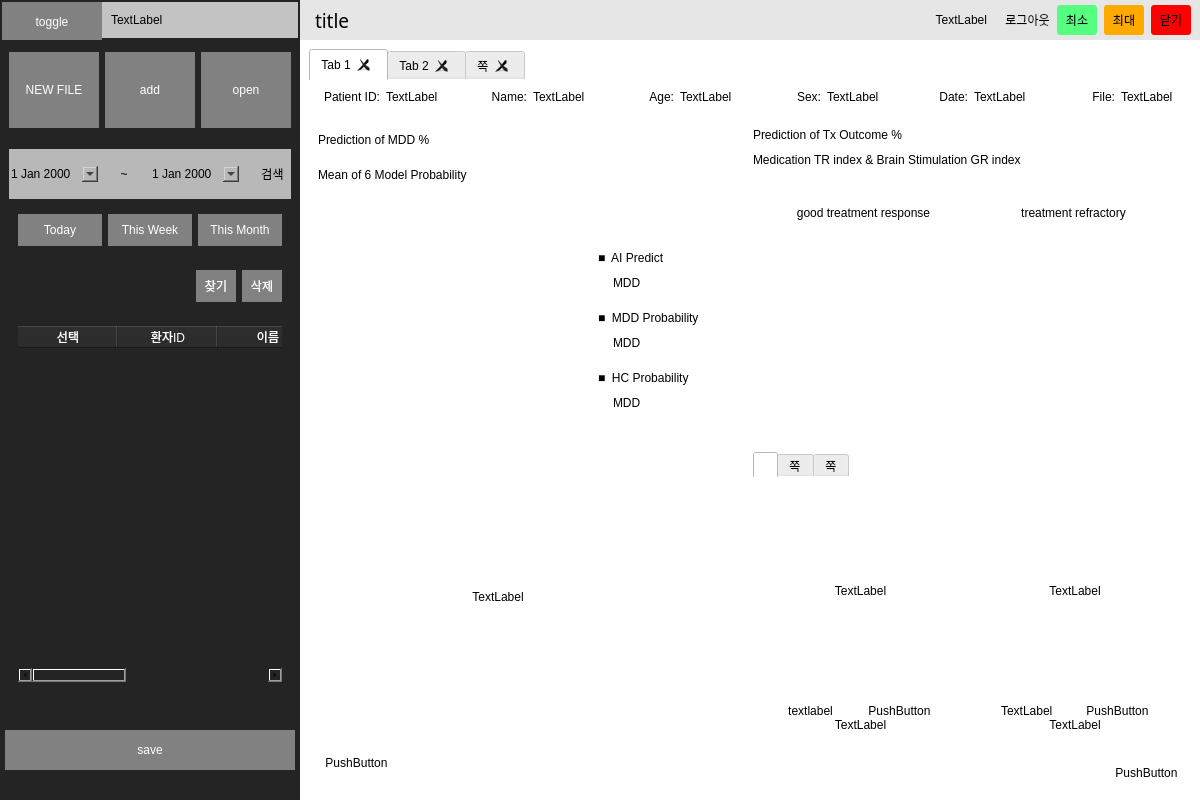
First picture: the form in ui/main.ui, repository youngwookSong/bwave_gui, before the edit.
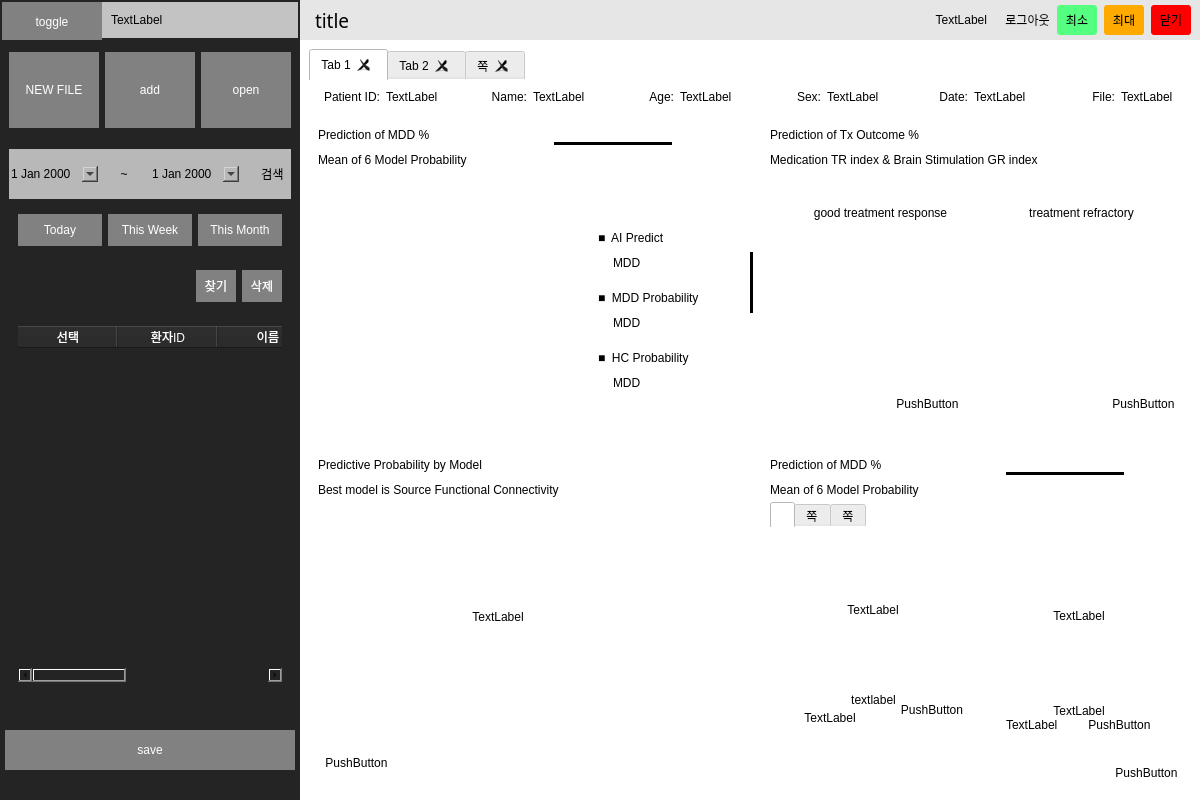
Second picture: the form after the edit. Icons and pictures are not drawn.

Patch:
```diff
--- a/ui/main.ui
+++ b/ui/main.ui
@@ -1546,6 +1546,9 @@
                         <enum>QFrame::Raised</enum>
                        </property>
                        <layout class="QHBoxLayout" name="horizontalLayout_5">
+                        <property name="spacing">
+                         <number>0</number>
+                        </property>
                         <item>
                          <widget class="QFrame" name="frame_9">
                           <property name="frameShape">
@@ -1589,7 +1592,7 @@
                                <number>0</number>
                               </property>
                               <property name="rightMargin">
-                               <number>10</number>
+                               <number>0</number>
                               </property>
                               <property name="bottomMargin">
                                <number>0</number>
@@ -1599,7 +1602,7 @@
                                 <property name="maximumSize">
                                  <size>
                                   <width>16777215</width>
-                                  <height>70</height>
+                                  <height>50</height>
                                  </size>
                                 </property>
                                 <property name="frameShape">
@@ -1676,6 +1679,22 @@
                                    <property name="frameShadow">
                                     <enum>QFrame::Raised</enum>
                                    </property>
+                                   <widget class="Line" name="line">
+                                    <property name="geometry">
+                                     <rect>
+                                      <x>30</x>
+                                      <y>20</y>
+                                      <width>118</width>
+                                      <height>3</height>
+                                     </rect>
+                                    </property>
+                                    <property name="styleSheet">
+                                     <string notr="true">background-color: rgb(0, 0, 0);</string>
+                                    </property>
+                                    <property name="orientation">
+                                     <enum>Qt::Horizontal</enum>
+                                    </property>
+                                   </widget>
                                   </widget>
                                  </item>
                                 </layout>
@@ -1796,12 +1815,99 @@
                                 </widget>
                                </widget>
                               </item>
+                              <item>
+                               <widget class="QFrame" name="frame_59">
+                                <property name="maximumSize">
+                                 <size>
+                                  <width>16777215</width>
+                                  <height>50</height>
+                                 </size>
+                                </property>
+                                <property name="frameShape">
+                                 <enum>QFrame::StyledPanel</enum>
+                                </property>
+                                <property name="frameShadow">
+                                 <enum>QFrame::Raised</enum>
+                                </property>
+                                <layout class="QHBoxLayout" name="horizontalLayout_6">
+                                 <property name="spacing">
+                                  <number>0</number>
+                                 </property>
+                                 <property name="leftMargin">
+                                  <number>0</number>
+                                 </property>
+                                 <property name="topMargin">
+                                  <number>0</number>
+                                 </property>
+                                 <property name="rightMargin">
+                                  <number>0</number>
+                                 </property>
+                                 <property name="bottomMargin">
+                                  <number>0</number>
+                                 </property>
+                                 <item>
+                                  <widget class="QFrame" name="frame_60">
+                                   <property name="frameShape">
+                                    <enum>QFrame::StyledPanel</enum>
+                                   </property>
+                                   <property name="frameShadow">
+                                    <enum>QFrame::Raised</enum>
+                                   </property>
+                                   <layout class="QVBoxLayout" name="verticalLayout_42">
+                                    <property name="spacing">
+                                     <number>0</number>
+                                    </property>
+                                    <property name="leftMargin">
+                                     <number>0</number>
+                                    </property>
+                                    <property name="topMargin">
+                                     <number>0</number>
+                                    </property>
+                                    <property name="rightMargin">
+                                     <number>0</number>
+                                    </property>
+                                    <property name="bottomMargin">
+                                     <number>0</number>
+                                    </property>
+                                    <item>
+                                     <widget class="QLabel" name="label_12">
+                                      <property name="styleSheet">
+                                       <string notr="true">font: 63 18pt &quot;Segoe UI Semibold&quot;;</string>
+                                      </property>
+                                      <property name="text">
+                                       <string>Predictive Probability by Model</string>
+                                      </property>
+                                     </widget>
+                                    </item>
+                                    <item>
+                                     <widget class="QLabel" name="label_13">
+                                      <property name="text">
+                                       <string>Best model is Source Functional Connectivity</string>
+                                      </property>
+                                     </widget>
+                                    </item>
+                                   </layout>
+                                  </widget>
+                                 </item>
+                                 <item>
+                                  <widget class="QFrame" name="frame_100">
+                                   <property name="frameShape">
+                                    <enum>QFrame::StyledPanel</enum>
+                                   </property>
+                                   <property name="frameShadow">
+                                    <enum>QFrame::Raised</enum>
+                                   </property>
+                                  </widget>
+                                 </item>
+                                </layout>
+                               </widget>
+                              </item>
                               <item>
                                <widget class="QLabel" name="label_36">
                                 <property name="maximumSize">
                                  <size>
                                   <width>360</width>
-                                  <height>16777215</height>
+                                  <height>230</height>
                                  </size>
                                 </property>
                                 <property name="text">
@@ -1810,6 +1916,9 @@
                                 <property name="alignment">
                                  <set>Qt::AlignCenter</set>
                                 </property>
+                                <property name="margin">
+                                 <number>0</number>
+                                </property>
                                </widget>
                               </item>
                              </layout>
@@ -1818,6 +1927,38 @@
                           </layout>
                          </widget>
                         </item>
+                        <item>
+                         <widget class="QFrame" name="frame_107">
+                          <property name="maximumSize">
+                           <size>
+                            <width>40</width>
+                            <height>16777215</height>
+                           </size>
+                          </property>
+                          <property name="frameShape">
+                           <enum>QFrame::StyledPanel</enum>
+                          </property>
+                          <property name="frameShadow">
+                           <enum>QFrame::Raised</enum>
+                          </property>
+                          <widget class="Line" name="line_2">
+                           <property name="geometry">
+                            <rect>
+                             <x>20</x>
+                             <y>130</y>
+                             <width>3</width>
+                             <height>61</height>
+                            </rect>
+                           </property>
+                           <property name="styleSheet">
+                            <string notr="true">background-color: rgb(0, 0, 0);</string>
+                           </property>
+                           <property name="orientation">
+                            <enum>Qt::Vertical</enum>
+                           </property>
+                          </widget>
+                         </widget>
+                        </item>
                         <item>
                          <widget class="QFrame" name="frame_8">
                           <property name="frameShape">
@@ -1980,6 +2121,25 @@
                                   <set>Qt::AlignCenter</set>
                                  </property>
                                 </widget>
+                                <widget class="QPushButton" name="pushButton_19">
+                                 <property name="geometry">
+                                  <rect>
+                                   <x>120</x>
+                                   <y>220</y>
+                                   <width>75</width>
+                                   <height>23</height>
+                                  </rect>
+                                 </property>
+                                 <property name="sizePolicy">
+                                  <sizepolicy hsizetype="Fixed" vsizetype="Maximum">
+                                   <horstretch>0</horstretch>
+                                   <verstretch>0</verstretch>
+                                  </sizepolicy>
+                                 </property>
+                                 <property name="text">
+                                  <string>PushButton</string>
+                                 </property>
+                                </widget>
                                </widget>
                               </item>
                               <item>
@@ -2009,6 +2169,122 @@
                                   <set>Qt::AlignCenter</set>
                                  </property>
                                 </widget>
+                                <widget class="QPushButton" name="pushButton_20">
+                                 <property name="geometry">
+                                  <rect>
+                                   <x>130</x>
+                                   <y>220</y>
+                                   <width>75</width>
+                                   <height>23</height>
+                                  </rect>
+                                 </property>
+                                 <property name="text">
+                                  <string>PushButton</string>
+                                 </property>
+                                </widget>
+                               </widget>
+                              </item>
+                             </layout>
+                            </widget>
+                           </item>
+                           <item>
+                            <widget class="QFrame" name="frame_103">
+                             <property name="maximumSize">
+                              <size>
+                               <width>16777215</width>
+                               <height>50</height>
+                              </size>
+                             </property>
+                             <property name="frameShape">
+                              <enum>QFrame::StyledPanel</enum>
+                             </property>
+                             <property name="frameShadow">
+                              <enum>QFrame::Raised</enum>
+                             </property>
+                             <layout class="QHBoxLayout" name="horizontalLayout_10">
+                              <property name="spacing">
+                               <number>0</number>
+                              </property>
+                              <property name="leftMargin">
+                               <number>0</number>
+                              </property>
+                              <property name="topMargin">
+                               <number>0</number>
+                              </property>
+                              <property name="rightMargin">
+                               <number>0</number>
+                              </property>
+                              <property name="bottomMargin">
+                               <number>0</number>
+                              </property>
+                              <item>
+                               <widget class="QFrame" name="frame_104">
+                                <property name="frameShape">
+                                 <enum>QFrame::StyledPanel</enum>
+                                </property>
+                                <property name="frameShadow">
+                                 <enum>QFrame::Raised</enum>
+                                </property>
+                                <layout class="QVBoxLayout" name="verticalLayout_43">
+                                 <property name="spacing">
+                                  <number>0</number>
+                                 </property>
+                                 <property name="leftMargin">
+                                  <number>0</number>
+                                 </property>
+                                 <property name="topMargin">
+                                  <number>0</number>
+                                 </property>
+                                 <property name="rightMargin">
+                                  <number>0</number>
+                                 </property>
+                                 <property name="bottomMargin">
+                                  <number>0</number>
+                                 </property>
+                                 <item>
+                                  <widget class="QLabel" name="label_14">
+                                   <property name="styleSheet">
+                                    <string notr="true">font: 63 18pt &quot;Segoe UI Semibold&quot;;</string>
+                                   </property>
+                                   <property name="text">
+                                    <string>Prediction of MDD %</string>
+                                   </property>
+                                  </widget>
+                                 </item>
+                                 <item>
+                                  <widget class="QLabel" name="label_15">
+                                   <property name="text">
+                                    <string>Mean of 6 Model Probability</string>
+                                   </property>
+                                  </widget>
+                                 </item>
+                                </layout>
+                               </widget>
+                              </item>
+                              <item>
+                               <widget class="QFrame" name="frame_105">
+                                <property name="frameShape">
+                                 <enum>QFrame::StyledPanel</enum>
+                                </property>
+                                <property name="frameShadow">
+                                 <enum>QFrame::Raised</enum>
+                                </property>
+                                <widget class="Line" name="line_3">
+                                 <property name="geometry">
+                                  <rect>
+                                   <x>30</x>
+                                   <y>20</y>
+                                   <width>118</width>
+                                   <height>3</height>
+                                  </rect>
+                                 </property>
+                                 <property name="styleSheet">
+                                  <string notr="true">background-color: rgb(0, 0, 0);</string>
+                                 </property>
+                                 <property name="orientation">
+                                  <enum>Qt::Horizontal</enum>
+                                 </property>
+                                </widget>
                                </widget>
                               </item>
                              </layout>
@@ -2022,6 +2298,12 @@
                                <verstretch>0</verstretch>
                               </sizepolicy>
                              </property>
+                             <property name="maximumSize">
+                              <size>
+                               <width>16777215</width>
+                               <height>230</height>
+                              </size>
+                             </property>
                              <property name="tabPosition">
                               <enum>QTabWidget::North</enum>
                              </property>
@@ -2109,11 +2391,17 @@
                                      <item>
                                       <widget class="QFrame" name="frame_68">
                                        <property name="sizePolicy">
-                                        <sizepolicy hsizetype="Preferred" vsizetype="Maximum">
+                                        <sizepolicy hsizetype="Preferred" vsizetype="Preferred">
                                          <horstretch>0</horstretch>
                                          <verstretch>0</verstretch>
                                         </sizepolicy>
                                        </property>
+                                       <property name="maximumSize">
+                                        <size>
+                                         <width>16777215</width>
+                                         <height>40</height>
+                                        </size>
+                                       </property>
                                        <property name="styleSheet">
                                         <string notr="true"/>
                                        </property>
@@ -2123,83 +2411,84 @@
                                        <property name="frameShadow">
                                         <enum>QFrame::Raised</enum>
                                        </property>
-                                       <layout class="QHBoxLayout" name="horizontalLayout_43">
-                                        <property name="spacing">
-                                         <number>0</number>
+                                       <widget class="QLabel" name="label_72">
+                                        <property name="geometry">
+                                         <rect>
+                                          <x>80</x>
+                                          <y>0</y>
+                                          <width>47</width>
+                                          <height>16</height>
+                                         </rect>
                                         </property>
-                                        <property name="leftMargin">
-                                         <number>0</number>
+                                        <property name="sizePolicy">
+                                         <sizepolicy hsizetype="Maximum" vsizetype="Maximum">
+                                          <horstretch>0</horstretch>
+                                          <verstretch>0</verstretch>
+                                         </sizepolicy>
                                         </property>
-                                        <property name="topMargin">
-                                         <number>0</number>
+                                        <property name="text">
+                                         <string>textlabel</string>
                                         </property>
-                                        <property name="rightMargin">
-                                         <number>0</number>
+                                        <property name="alignment">
+                                         <set>Qt::AlignCenter</set>
                                         </property>
-                                        <property name="bottomMargin">
-                                         <number>0</number>
+                                       </widget>
+                                       <widget class="QPushButton" name="pushButton_5">
+                                        <property name="geometry">
+                                         <rect>
+                                          <x>130</x>
+                                          <y>10</y>
+                                          <width>64</width>
+                                          <height>16</height>
+                                         </rect>
                                         </property>
-                                        <item>
-                                         <widget class="QLabel" name="label_72">
-                                          <property name="sizePolicy">
-                                           <sizepolicy hsizetype="Maximum" vsizetype="Maximum">
-                                            <horstretch>0</horstretch>
-                                            <verstretch>0</verstretch>
-                                           </sizepolicy>
-                                          </property>
-                                          <property name="text">
-                                           <string>textlabel</string>
-                                          </property>
-                                          <property name="alignment">
-                                           <set>Qt::AlignCenter</set>
-                                          </property>
-                                         </widget>
-                                        </item>
-                                        <item>
-                                         <widget class="QPushButton" name="pushButton_5">
-                                          <property name="sizePolicy">
-                                           <sizepolicy hsizetype="Maximum" vsizetype="Maximum">
-                                            <horstretch>0</horstretch>
-                                            <verstretch>0</verstretch>
-                                           </sizepolicy>
-                                          </property>
-                                          <property name="text">
-                                           <string>PushButton</string>
-                                          </property>
-                                          <property name="iconSize">
-                                           <size>
-                                            <width>16</width>
-                                            <height>16</height>
-                                           </size>
-                                          </property>
-                                          <property name="autoDefault">
-                                           <bool>false</bool>
-                                          </property>
-                                          <property name="default">
-                                           <bool>false</bool>
-                                          </property>
-                                          <property name="flat">
-                                           <bool>false</bool>
-                                          </property>
-                                         </widget>
-                                        </item>
-                                       </layout>
-                                      </widget>
-                                     </item>
-                                     <item>
-                                      <widget class="QLabel" name="label_70">
-                                       <property name="sizePolicy">
-                                        <sizepolicy hsizetype="Preferred" vsizetype="Maximum">
-                                         <horstretch>0</horstretch>
-                                         <verstretch>0</verstretch>
-                                        </sizepolicy>
-                                       </property>
-                                       <property name="text">
-                                        <string>TextLabel</string>
-                                       </property>
-                                       <property name="alignment">
-                                        <set>Qt::AlignCenter</set>
-                                       </property>
+                                        <property name="sizePolicy">
+                                         <sizepolicy hsizetype="Maximum" vsizetype="Maximum">
+                                          <horstretch>0</horstretch>
+                                          <verstretch>0</verstretch>
+                                         </sizepolicy>
+                                        </property>
+                                        <property name="text">
+                                         <string>PushButton</string>
+                                        </property>
+                                        <property name="iconSize">
+                                         <size>
+                                          <width>16</width>
+                                          <height>16</height>
+                                         </size>
+                                        </property>
+                                        <property name="autoDefault">
+                                         <bool>false</bool>
+                                        </property>
+                                        <property name="default">
+                                         <bool>false</bool>
+                                        </property>
+                                        <property name="flat">
+                                         <bool>false</bool>
+                                        </property>
+                                       </widget>
+                                       <widget class="QLabel" name="label_70">
+                                        <property name="geometry">
+                                         <rect>
+                                          <x>10</x>
+                                          <y>20</y>
+                                          <width>100</width>
+                                          <height>12</height>
+                                         </rect>
+                                        </property>
+                                        <property name="sizePolicy">
+                                         <sizepolicy hsizetype="Maximum" vsizetype="Maximum">
+                                          <horstretch>0</horstretch>
+                                          <verstretch>0</verstretch>
+                                         </sizepolicy>
+                                        </property>
+                                        <property name="text">
+                                         <string>TextLabel</string>
+                                        </property>
+                                        <property name="alignment">
+                                         <set>Qt::AlignCenter</set>
+                                        </property>
+                                       </widget>
                                       </widget>
                                      </item>
                                     </layout>
@@ -2239,6 +2528,22 @@
                                        </property>
                                       </widget>
                                      </item>
+                                     <item>
+                                      <widget class="QLabel" name="label_71">
+                                       <property name="sizePolicy">
+                                        <sizepolicy hsizetype="Preferred" vsizetype="Maximum">
+                                         <horstretch>0</horstretch>
+                                         <verstretch>0</verstretch>
+                                        </sizepolicy>
+                                       </property>
+                                       <property name="text">
+                                        <string>TextLabel</string>
+                                       </property>
+                                       <property name="alignment">
+                                        <set>Qt::AlignCenter</set>
+                                       </property>
+                                      </widget>
+                                     </item>
                                      <item>
                                       <widget class="QFrame" name="frame_69">
                                        <property name="sizePolicy">
@@ -2298,22 +2603,6 @@
                                        </layout>
                                       </widget>
                                      </item>
-                                     <item>
-                                      <widget class="QLabel" name="label_71">
-                                       <property name="sizePolicy">
-                                        <sizepolicy hsizetype="Preferred" vsizetype="Maximum">
-                                         <horstretch>0</horstretch>
-                                         <verstretch>0</verstretch>
-                                        </sizepolicy>
-                                       </property>
-                                       <property name="text">
-                                        <string>TextLabel</string>
-                                       </property>
-                                       <property name="alignment">
-                                        <set>Qt::AlignCenter</set>
-                                       </property>
-                                      </widget>
-                                     </item>
                                     </layout>
                                    </widget>
                                   </item>
```
Left out of the diff: 22 changed lines with no effect on the pictures.
